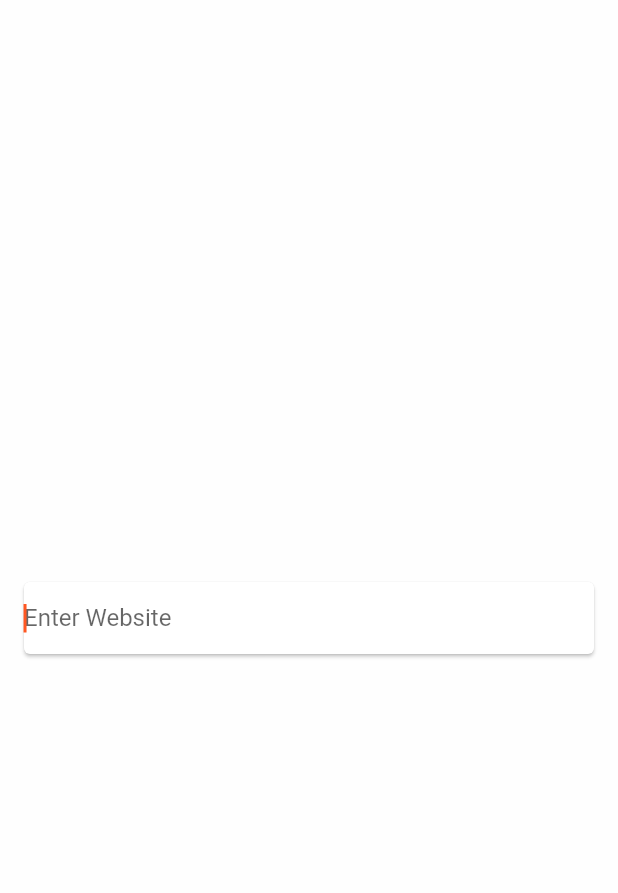
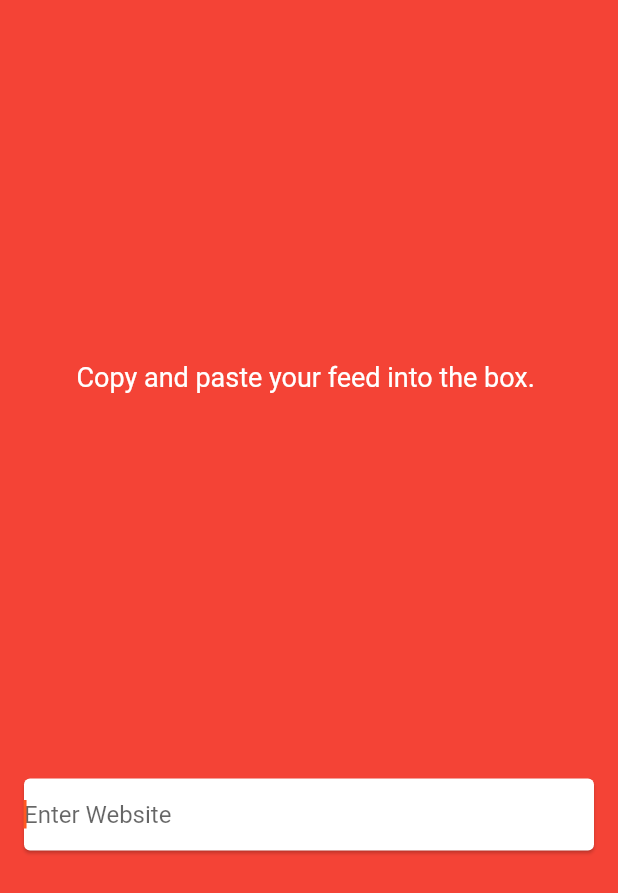
Before and after one commit to Bizubani/NewsReader, a Flutter app: the screen it shows after launch, after a tap on "Add new feed", on a phone screen of 412 x 824 dp. Shown: the top 893 px of the screen. Run offline on Flutter 3.47's test engine with Material 2 defaults, Android fonts, the phone set to English and light mode, and no system bars; our stand-ins replace flutter_tts, shared_preferences; missing offline and left inert: webfeed; network calls fail; Roboto replaces fonts that are missing (Hind).

Commit message:
Implemented logic to verify a user entered feed is valid, but not a very intelligent test. To come up with a better solution.

```diff
--- a/lib/accessRSSData.dart
+++ b/lib/accessRSSData.dart
@@ -4,17 +4,18 @@ import 'feedContent.dart';
 import 'verifyDataIntergity.dart';
 
 
-// create a class to access a website to retrieve web data.
+// Class that takes a web address and gets the web feed associated with it.
+// Also runs some data verification using the class verifyDataIntegrity.
 class WebRSSAccess {
 
-  // assign the url string to the webaddress variable.
+  // assign the url string to the web address variable.
   WebRSSAccess(String webAddress){
     this.webAddress = webAddress;
   }
   TestData dataTester = new TestData();
   String webAddress;
   var client = new http.Client();
-
+// function that gets the actual items associated with the feed.
   Future<List<RssItem>> provideRSSItems() {
   // attempt to contact webaddress
     var retrievedContent = client.get(webAddress).then((response) {
@@ -27,7 +28,7 @@ class WebRSSAccess {
     });
     return retrievedContent;
   }
-
+//function that retrieves the main feed data
   Future<RssFeed> provideRSSFeedInfo() {
 
     var retrievedContent = client.get(webAddress).then((response) {
@@ -38,16 +39,25 @@ class WebRSSAccess {
     });
     return retrievedContent;
   }
-
+// populates and returns a FeedContent object that stores the particulars of the feed
   Future<FeedContent> makeFeedContent() async{
     var data = await provideRSSFeedInfo();
-
-    var feed = FeedContent(dataTester.parseNewsTitle(data.title), data.image.url, data.copyright);
-
+    var feed;
+    try{
+       feed = FeedContent(dataTester.parseNewsTitle(data.title),data.image.url, data.copyright);
+    }
+    on NoSuchMethodError {
+       feed = FeedContent(
+          dataTester.parseNewsTitle(data.title), 'www.google.com',
+          data.copyright);
+    }
+    catch (e){
+      print("Ran in to problem $e");
+    }
 
     return feed;
   }
-
+// populates and returns in list form, the series of items associated with the feed.
   Future<List<FeedItems>> makeItemContent() async{
     var data = await provideRSSItems();
     List<FeedItems> feedItems = new List();
--- a/lib/addNewFeedScreen.dart
+++ b/lib/addNewFeedScreen.dart
@@ -1,4 +1,5 @@
 import 'package:flutter/material.dart';
+import 'package:read_2_me/verifyWebFeed.dart';
 class AddFeed extends StatefulWidget{
   @override
   _AddFeedState createState() => _AddFeedState();
@@ -7,6 +8,8 @@ class AddFeed extends StatefulWidget{
 class _AddFeedState extends State <AddFeed>{
 
   final TextEditingController myTextControl = new TextEditingController();
+  String value = '';
+
 
   @override
   void dispose(){
@@ -19,15 +22,23 @@ class _AddFeedState extends State <AddFeed>{
     // TODO: implement build
     return Scaffold(
       body: Material(
-        color: Colors.white70,
+        color: Colors.red,
         child: Center(
-            child: Card(
+            child: Column(
+              mainAxisAlignment: MainAxisAlignment.spaceEvenly,
+              children: <Widget>[
+                Text('Copy and paste your feed into the box. '),
+                Card(
                   margin: EdgeInsets.all(16.0),
                   color: Colors.white,
 
                   child: TextField(
                     controller: myTextControl,
-
+                    onSubmitted: (text) {
+                      value = text;
+                      FeedVerification test = new FeedVerification(value);
+                      var result = test.verifyFeed();
+                    },
                     decoration: InputDecoration(
                         border: InputBorder.none,
                         hintText: "Enter Website"
@@ -35,6 +46,8 @@ class _AddFeedState extends State <AddFeed>{
 
                     autofocus: true,
                   ),
+                ),
+              ],
             )),
 
       ),
--- a/lib/feedContent.dart
+++ b/lib/feedContent.dart
@@ -5,7 +5,7 @@ class FeedContent {
   FeedContent(this.newSiteTitle, this.imageUrl, this.copyright,);
 
   final String newSiteTitle;
-  final String imageUrl;
+  String imageUrl;
   final String copyright;
   bool shouldHeadlinesBeRead = false;
 }
--- a/lib/settings.dart
+++ b/lib/settings.dart
@@ -74,6 +74,7 @@ class Setting{
       "http://www.spiegel.de/international/index.rss",
       "http://www.espn.com/espn/rss/news",
       "https://www.techradar.com/rss",
+     "http://feeds.bbci.co.uk/news/rss.xml",
     ];
   }// end of getWebsites
 
--- /dev/null
+++ b/lib/verifyWebFeed.dart
@@ -0,0 +1,50 @@
+import 'accessXMLData.dart';
+import 'accessRSSData.dart';
+import 'feedContent.dart';
+
+//class to verify that user inputted feed is valid user and determine whether it is an Rss feed or
+//a Xml feed.
+class FeedVerification {
+  FeedVerification(String testAddress) {
+    _verifyFeed = testAddress;
+
+  }
+  // private class members
+
+  String _newsTitle = '';
+  String _imageURL = '';
+  String _verifyFeed;
+
+  //helper functions
+  Future<void> getFeed(String testThis) async{
+    WebRSSAccess source =  WebRSSAccess(testThis);
+    FeedContent content = await source.makeFeedContent();
+    print('in get feed');
+    print(content.newSiteTitle);
+    print(content.imageUrl);
+    print('still in get feed');
+    // assign the two test items to class members to be checked.
+    _newsTitle = content.newSiteTitle;
+    _imageURL = content.imageUrl;
+    print('In get feed');
+    print('$_newsTitle   $_imageURL');
+    print('End of get feed');
+  }
+
+  // utility functions
+  Future<int> verifyFeed() async{ // will be used to test the member variables
+
+    await getFeed(_verifyFeed);
+    // TODO devise a good test for the string
+      if(_newsTitle.length < 3 || _newsTitle.length > 25){
+        print(_newsTitle);
+        print(_imageURL);
+        return 1; // Feed is not valid
+      }
+      else
+        print(_newsTitle);
+        print(_imageURL);
+        return 3; // Feed is valid.
+  }
+
+}
```
Lines whose indentation alone changed are shown as unchanged.
